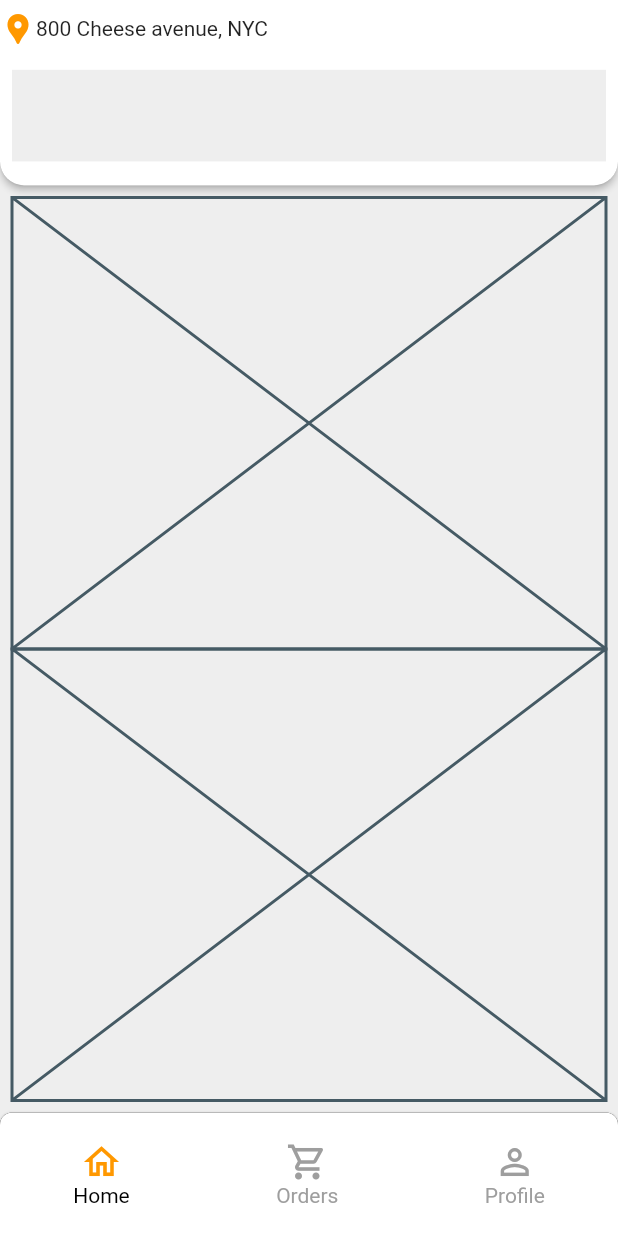
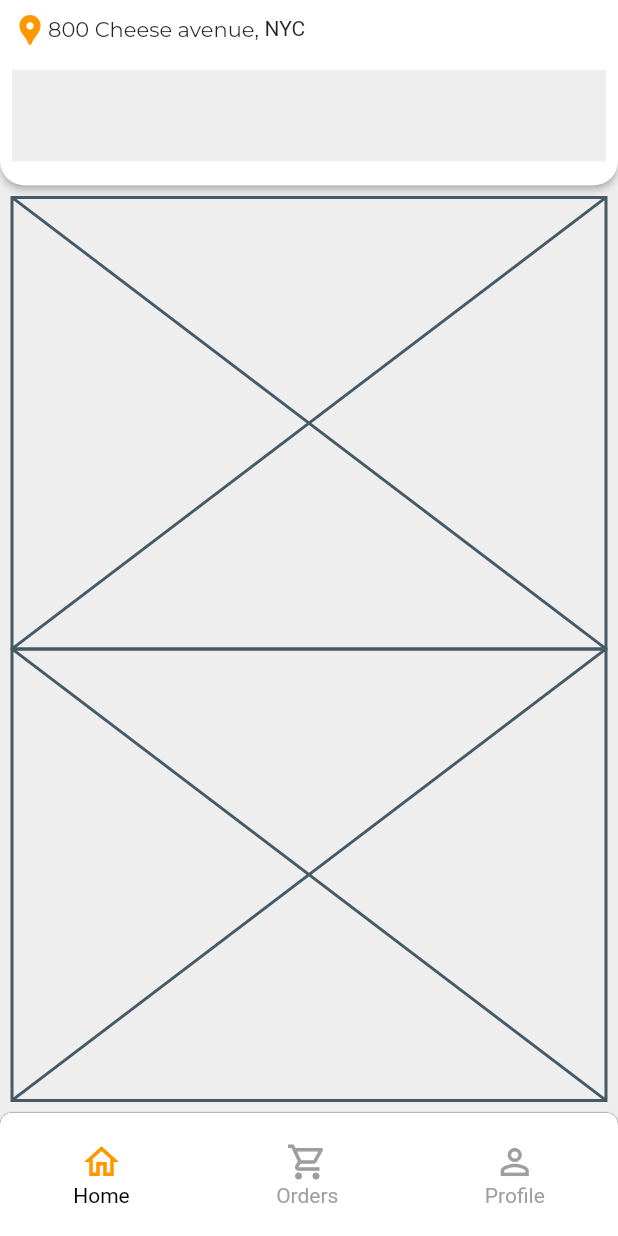
Before and after one commit to JAICHANGPARK/flutter_notebook_11th_story, a Flutter app: the screen it shows after launch, on a phone screen of 412 x 824 dp. Run offline on Flutter 3.47's test engine with Material 2 defaults, Android fonts, the phone set to English and light mode, and no system bars; our stand-ins replace backdrop, badges, flutter_inner_drawer, flutter_slidable, flutter_swiper, google_fonts.

Commit message:
Update food_home_page.dart

```diff
--- a/lib/ep744_food_app/ui/food_home_page.dart
+++ b/lib/ep744_food_app/ui/food_home_page.dart
@@ -1,4 +1,5 @@
 import 'package:flutter/material.dart';
+import 'package:google_fonts/google_fonts.dart';
 
 class FoodHomePage extends StatefulWidget {
   FoodHomePage({Key? key}) : super(key: key);
@@ -39,12 +40,15 @@ class _FoodHomePageState extends State<FoodHomePage> {
                       children: [
                         Expanded(
                           flex: 2,
-                          child: Row(
-                          children: [
-                            Icon(Icons.location_pin, color: Colors.orange,),
-                            Text("800 Cheese avenue, "),
-                            Text("NYC")
-                          ],
+                          child: Padding(
+                            padding: const EdgeInsets.all(8.0),
+                            child: Row(
+                            children: [
+                              Icon(Icons.location_pin, color: Colors.orange,),
+                              Text("800 Cheese avenue, ", style: GoogleFonts.montserrat(),),
+                              Text("NYC")
+                            ],
+                            ),
                           ),
                         ),
                         Expanded(
```
